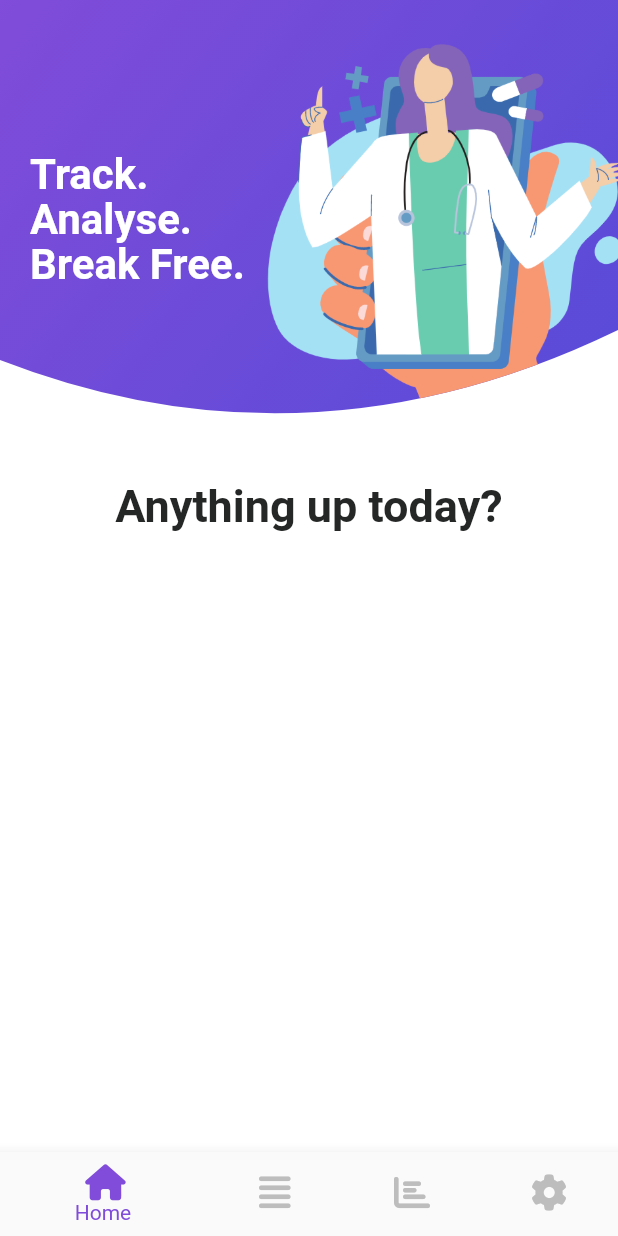
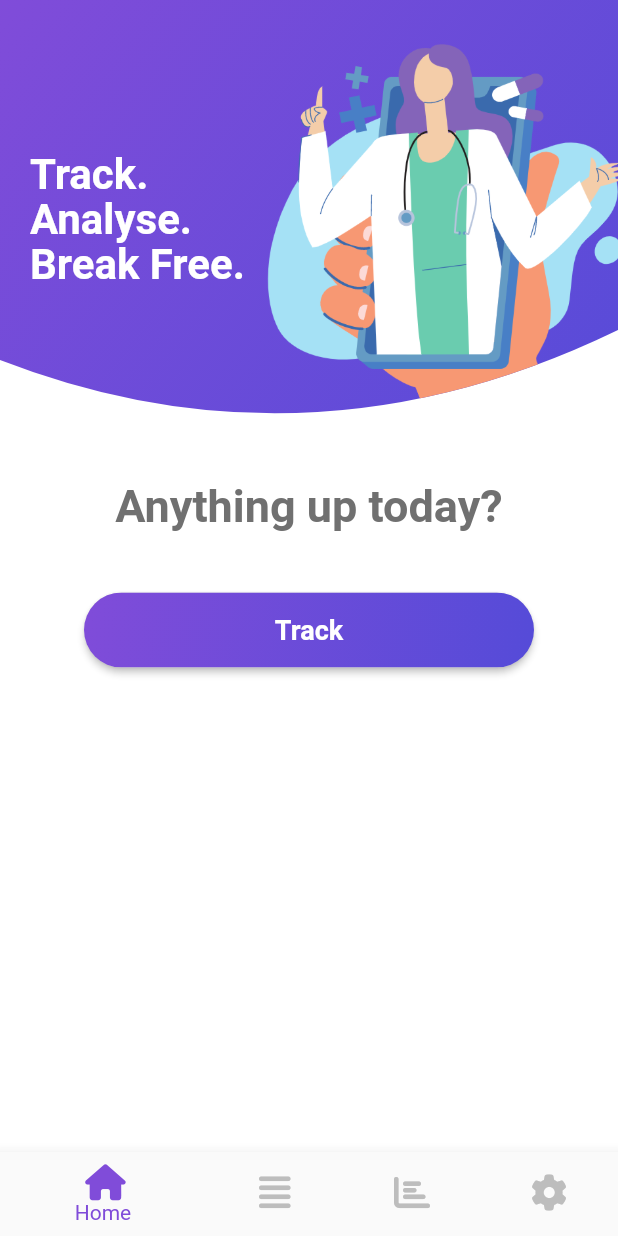
Before and after one commit to Miasaya/track_seizure, a Flutter app: the screen it shows after launch, on a phone screen of 412 x 824 dp. Run offline on Flutter 3.47's test engine with Material 2 defaults, Android fonts, the phone set to English and light mode, and no system bars; our stand-ins replace flutter_icons, flutter_svg; Roboto replaces fonts that are missing (Open).

Commit message:
Added track button

```diff
--- a/lib/component/constants.dart
+++ b/lib/component/constants.dart
@@ -4,7 +4,7 @@ const TextStyle trackHeaderStyle = TextStyle(
   fontSize: 30,
   fontWeight: FontWeight.bold,
   fontFamily: 'Open',
-  color: Color(0xFF252726),
+  color: Color(0xFF707070),
   );
 
 const TextStyle kHeaderTextStyle = TextStyle(
@@ -13,3 +13,10 @@ const TextStyle kHeaderTextStyle = TextStyle(
   fontFamily: 'Open',
   color: Colors.white,
   );
+
+const TextStyle kTrackingButton = TextStyle(
+  fontSize: 18,
+  fontWeight: FontWeight.bold,
+  fontFamily: 'Open',
+  color: Colors.white,
+  );
--- a/lib/screens/tracking_page.dart
+++ b/lib/screens/tracking_page.dart
@@ -1,6 +1,5 @@
 import 'package:flutter/material.dart';
 import 'package:flutter_svg/flutter_svg.dart';
-
 
 import 'package:track_seizure/component/constants.dart';
 import 'package:track_seizure/component/header.dart';
@@ -18,12 +17,44 @@ class _TrackingPageState extends State<TrackingPage> {
     return Column(
       children: <Widget>[
         Header(),
-        Center(
-          child: Text(
-            'Anything up today?',
-            style: trackHeaderStyle,
+        Text(
+          'Anything up today?',
+          style: trackHeaderStyle,
+        ),
+        SizedBox(
+          height: 40.0,
+        ),
+        Container(
+          height: 50.0,
+          child: RaisedButton(
+            onPressed: () {},
+            shape: RoundedRectangleBorder(
+                borderRadius: BorderRadius.circular(80.0)),
+            padding: EdgeInsets.all(0.0),
+            child: Ink(
+              decoration: BoxDecoration(
+                  gradient: LinearGradient(
+                    colors: [
+                      Color(0xFF554BD8),
+                      Color(0xFF804CD9),
+                    ],
+                    begin: Alignment.bottomRight,
+                    end: Alignment.topLeft,
+                  ),
+                  borderRadius: BorderRadius.circular(30.0)),
+              child: Container(
+                constraints: BoxConstraints(maxWidth: 300.0, minHeight: 50.0),
+                alignment: Alignment.center,
+                child: Text(
+                  "Track",
+                  textAlign: TextAlign.center,
+                  style: kTrackingButton,
+                ),
+              ),
+            ),
           ),
-        )
+        ),
+        SizedBox(height: 40.0,),
       ],
     );
   }
```
